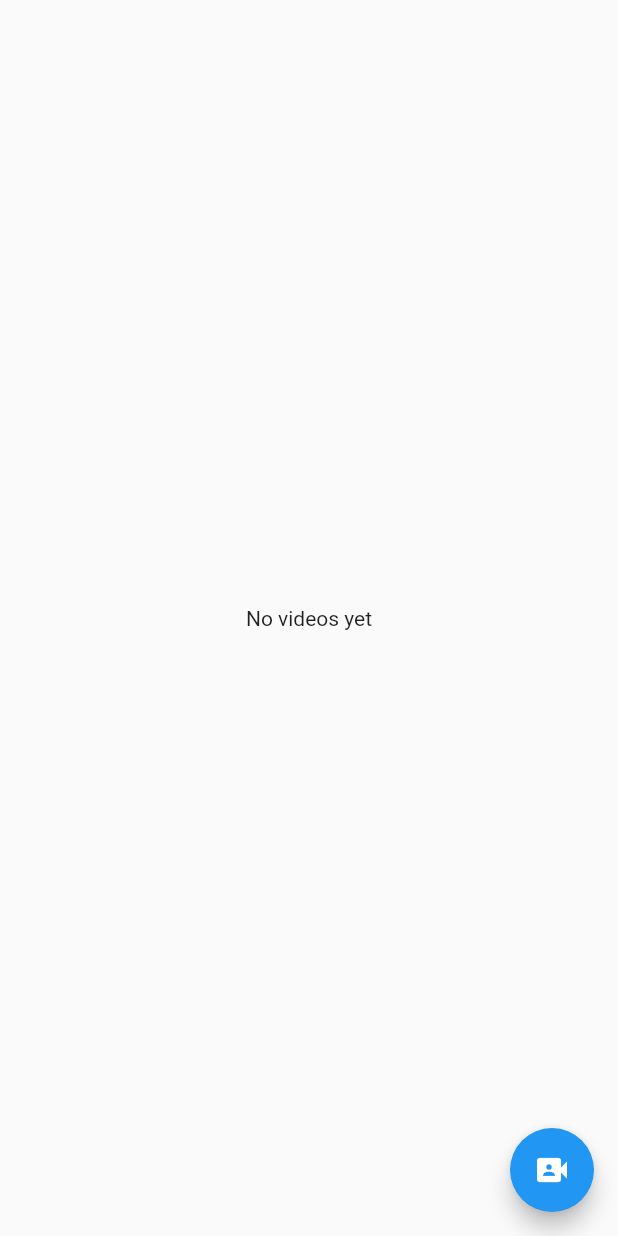
After one commit to ilyosbekibrohimov/media_compressor, a Flutter app: the screen it shows after launch, after a tap on the "video camera front" icon, on a phone screen of 412 x 824 dp. The commit adds this screen. Run offline on Flutter 3.47's test engine with Material 2 defaults, Android fonts, the phone set to English and light mode, and no system bars; our stand-ins replace flutter_image_compress, video_player; missing offline and left inert: video_compress, wechat_assets_picker; statements that could not run were skipped.

Commit message:
:recycle:  video compression added

```diff
--- a/lib/main.dart
+++ b/lib/main.dart
@@ -1,6 +1,6 @@
 import 'package:flutter/material.dart';
 import 'package:flutter/services.dart';
-import 'package:image_picker_test/wechat.dart';
+import 'package:image_picker_test/video_compress.dart';
 import 'package:wechat_assets_picker/wechat_assets_picker.dart';
 
 const Color themeColor = Color(0xff00bc56);
@@ -24,7 +24,7 @@ class MyApp extends StatelessWidget {
           cursorColor: themeColor,
         ),
       ),
-      home: const HomeScreen(),
+      home:  VideoCompressScreen(),
     );
   }
 }
--- a/lib/wechat.dart
+++ b/lib/photo_compress.dart
@@ -52,7 +52,9 @@ class _HomeScreenState extends State<HomeScreen> {
   }
 
   Future<void> _onPickImageButtonPressed() async {
-    selectedAssets = await AssetPicker.pickAssets(context,
+    selectedAssets = await AssetPicker.pickAssets(
+
+            context,
             pickerTheme: ThemeData(),
             textDelegate: EnglishTextDelegate(),
             selectedAssets: selectedAssets) ??
--- /dev/null
+++ b/lib/video_compress.dart
@@ -0,0 +1,154 @@
+import 'dart:async';
+import 'dart:io';
+
+import 'package:flutter/material.dart';
+import 'package:video_compress/video_compress.dart';
+
+import 'package:video_player/video_player.dart';
+import 'package:wechat_assets_picker/wechat_assets_picker.dart';
+
+class VideoCompressScreen extends StatefulWidget {
+  @override
+  _VideoCompressScreenState createState() => _VideoCompressScreenState();
+}
+
+class _VideoCompressScreenState extends State<VideoCompressScreen> {
+  final List<VideoPlayerController> _controllers = [];
+
+  List<AssetEntity> selectedAssets = [];
+  List<File> files = [];
+
+  @override
+  void initState() {
+    super.initState();
+    VideoCompress.compressProgress$.subscribe((progress) {
+      debugPrint('progress: $progress');
+    });
+  }
+
+  @override
+  Widget build(BuildContext context) {
+    return MaterialApp(
+      title: 'Video Demo',
+      home: Scaffold(
+        body: Center(
+          child: _controllers.isNotEmpty
+              ? _videoList()
+              : const SizedBox(
+                  child: Text("No videos yet"),
+                ),
+        ),
+        floatingActionButton: FloatingActionButton(
+            onPressed: () async {
+              await _onPickImageButtonPressed();
+              for (int i = 0; i < files.length; i++) {
+                var controller = VideoPlayerController.file(files[i]);
+                await controller.initialize();
+                _controllers.add(controller);
+                setState(() {});
+              }
+            },
+            child: const Icon(Icons.video_camera_front)),
+      ),
+    );
+  }
+
+  Widget _videoList() {
+    return SizedBox(
+      height: 200,
+      child: ListView.builder(
+          scrollDirection: Axis.horizontal,
+          itemCount: files.length,
+          itemBuilder: (context, index) {
+            return Container(
+              decoration: BoxDecoration(
+                  border: Border.all(color: Colors.red, width: 1.5)),
+              margin: const EdgeInsets.all(10),
+              child: Stack(
+                children: [
+                  SizedBox(
+                    height: 150,
+                    width: 150,
+                    child: VideoPlayer(_controllers[index]),
+                  ),
+                  // Text(
+                  //   byteToMb(files[index].lengthSync()),
+                  //   style: const TextStyle(color: Colors.black),
+                  // ),
+                  Positioned(
+                    right: 10,
+                    bottom: 10,
+                    child: IconButton(
+                        onPressed: () {
+                          if (_controllers[index].value.isPlaying) {
+                            _controllers[index].pause();
+                          } else {
+                            _controllers[index].play();
+                          }
+                        },
+                        icon: const Icon(
+                          Icons.play_arrow,
+                          color: Colors.red,
+                        )),
+                  ),
+                  Positioned(
+                    right: 50,
+                    bottom: 10,
+                    child: IconButton(
+                        onPressed: () {
+                          compressVideo(files[index]);
+                        },
+                        icon: const Icon(
+                          Icons.compress,
+                          color: Colors.red,
+                        )),
+                  ),
+                ],
+              ),
+            );
+          }),
+    );
+  }
+
+  Future<void> compressVideo(File file) async {
+    print("size before compression:  ${byteToMb(file.lengthSync())}");
+
+    MediaInfo? mediaInfo = await VideoCompress.compressVideo(file.absolute.path,
+        quality: VideoQuality.LowQuality, deleteOrigin: true);
+
+    print("size after compression: ${byteToMb(mediaInfo!.filesize!)}");
+    setState(() {
+      file = mediaInfo.file!;
+    });
+
+    return;
+  }
+
+  Future<void> _onPickImageButtonPressed() async {
+    selectedAssets = await AssetPicker.pickAssets(context,
+            pickerTheme: ThemeData(),
+            requestType: RequestType.video,
+            textDelegate: EnglishTextDelegate(),
+            selectedAssets: selectedAssets) ??
+        selectedAssets;
+
+    if (files.isNotEmpty) files.clear();
+
+    for (int i = 0; i < selectedAssets.length; i++) {
+      var singleFile = await selectedAssets[i].file;
+      files.add(singleFile!);
+    }
+
+    setState(() {});
+  }
+
+  String byteToMb(int byte) {
+    var mb = byte * 0.000001;
+    return "${mb.toStringAsPrecision(2)} mb";
+  }
+
+  @override
+  void dispose() {
+    super.dispose();
+  }
+}
--- a/pubspec.yaml
+++ b/pubspec.yaml
@@ -33,6 +33,8 @@ dependencies:
   wechat_assets_picker: ^6.2.4
   flutter_image_compress: ^1.1.0
   path_provider: ^2.0.8
+  video_player: ^2.2.10
+  video_compress: ^3.1.0
 
 
 
```
Also changed, not shown: pubspec.lock, 1 other file.
